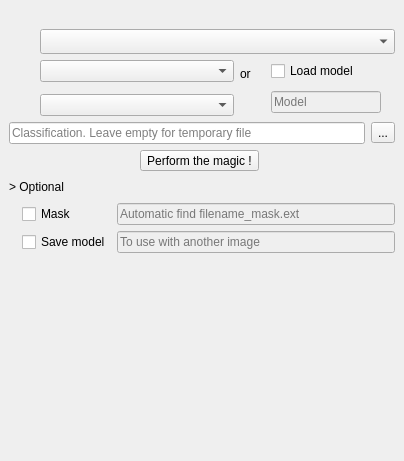
Qt form dzetsaka_dock.ui (nkarasiak/dzetsaka) before a commit.
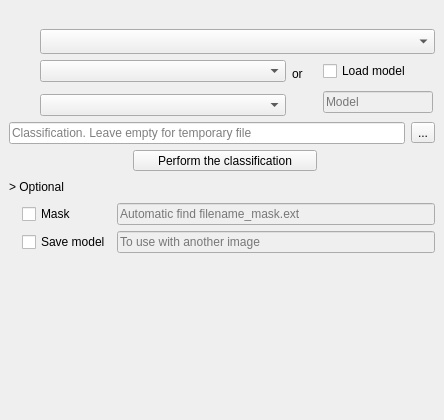
The same form after that commit. Icons and pictures are not drawn. Custom widgets are drawn as their Qt base class.

```diff
--- a/dzetsaka_dock.ui
+++ b/dzetsaka_dock.ui
@@ -6,14 +6,14 @@
    <rect>
     <x>0</x>
     <y>0</y>
-    <width>404</width>
-    <height>461</height>
+    <width>444</width>
+    <height>420</height>
    </rect>
   </property>
   <property name="minimumSize">
    <size>
-    <width>404</width>
-    <height>461</height>
+    <width>444</width>
+    <height>420</height>
    </size>
   </property>
   <property name="maximumSize">
@@ -55,7 +55,7 @@
         </property>
         <property name="sizeHint" stdset="0">
          <size>
-          <width>115</width>
+          <width>20</width>
           <height>20</height>
          </size>
         </property>
@@ -246,7 +246,7 @@
         </property>
         <property name="sizeHint" stdset="0">
          <size>
-          <width>112</width>
+          <width>20</width>
           <height>17</height>
          </size>
         </property>
@@ -254,8 +254,14 @@
       </item>
       <item row="5" column="2" colspan="2">
        <widget class="QToolButton" name="performMagic">
+        <property name="minimumSize">
+         <size>
+          <width>184</width>
+          <height>0</height>
+         </size>
+        </property>
         <property name="text">
-         <string>Perform the magic !</string>
+         <string>Perform the classification</string>
         </property>
        </widget>
       </item>
```
Left out of the diff: 3 changed lines with no effect on the pictures.
